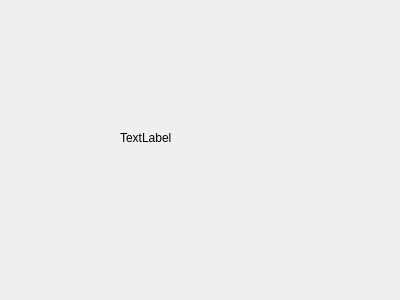
ICS4U-Gallo/amazon-fc-assignment-graveyard, file test.ui: the form before one commit.
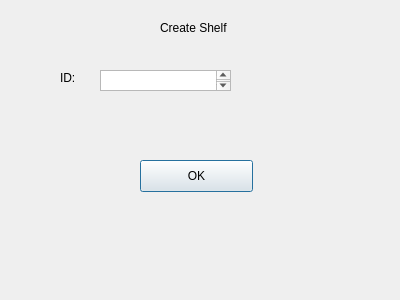
The form after the commit.

What changed in the file:
```diff
--- a/test.ui
+++ b/test.ui
@@ -16,14 +16,50 @@
   <widget class="QLabel" name="label">
    <property name="geometry">
     <rect>
-     <x>120</x>
-     <y>130</y>
+     <x>160</x>
+     <y>20</y>
+     <width>91</width>
+     <height>16</height>
+    </rect>
+   </property>
+   <property name="text">
+    <string>Create Shelf</string>
+   </property>
+  </widget>
+  <widget class="QLabel" name="label_2">
+   <property name="geometry">
+    <rect>
+     <x>60</x>
+     <y>70</y>
      <width>60</width>
      <height>16</height>
     </rect>
    </property>
    <property name="text">
-    <string>TextLabel</string>
+    <string>ID: </string>
+   </property>
+  </widget>
+  <widget class="QPushButton" name="pushButton">
+   <property name="geometry">
+    <rect>
+     <x>140</x>
+     <y>160</y>
+     <width>113</width>
+     <height>32</height>
+    </rect>
+   </property>
+   <property name="text">
+    <string>OK</string>
+   </property>
+  </widget>
+  <widget class="QPlainTextEdit" name="shelfid">
+   <property name="geometry">
+    <rect>
+     <x>100</x>
+     <y>70</y>
+     <width>131</width>
+     <height>21</height>
+    </rect>
    </property>
   </widget>
  </widget>
```
